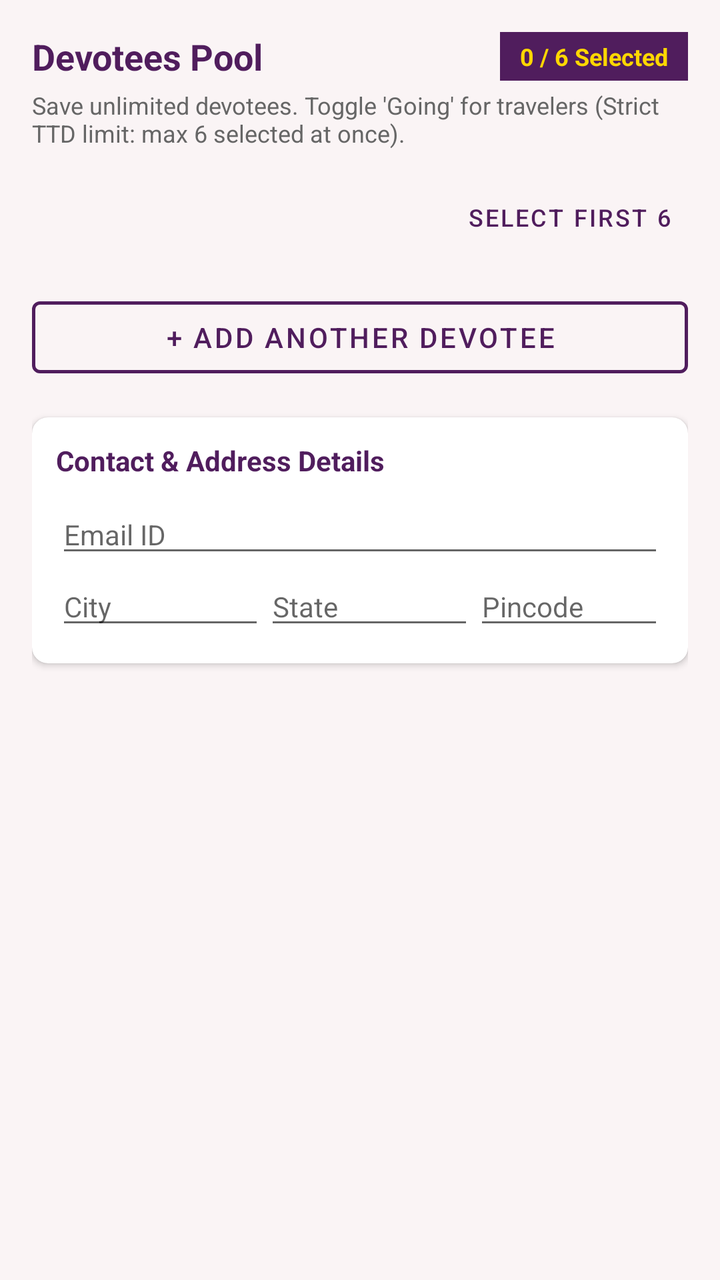
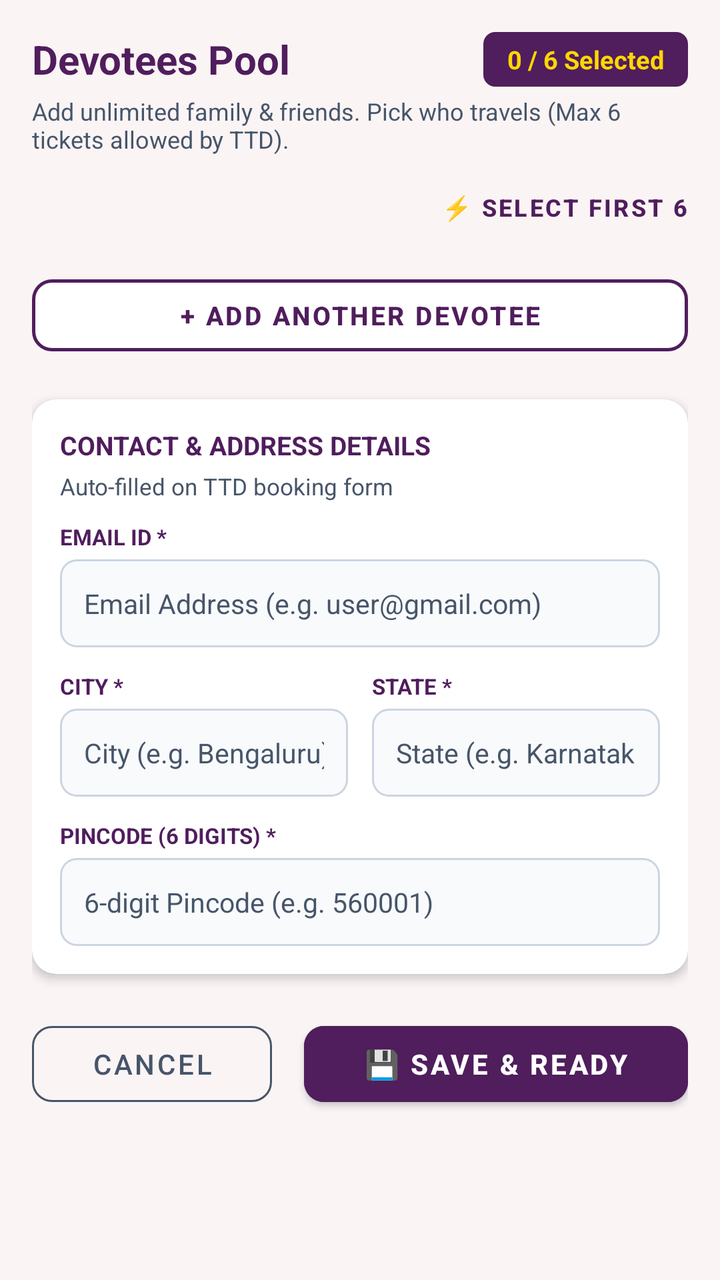

An Android layout rendered at two revisions. The XML below is the earlier revision; the diff shows what the commit changed to produce the second picture.
<!-- AndroidManifest.xml: application theme Theme.TTDFastFill -->
<!-- res/layout/dialog_devotees.xml -->
<?xml version="1.0" encoding="utf-8"?>
<ScrollView xmlns:android="http://schemas.android.com/apk/res/android"
    xmlns:app="http://schemas.android.com/apk/res-auto"
    android:layout_width="match_parent"
    android:layout_height="wrap_content"
    android:background="@color/background_light"
    android:padding="16dp">

    <LinearLayout
        android:layout_width="match_parent"
        android:layout_height="wrap_content"
        android:orientation="vertical">

        <LinearLayout
            android:layout_width="match_parent"
            android:layout_height="wrap_content"
            android:gravity="center_vertical"
            android:orientation="horizontal">

            <TextView
                android:layout_width="0dp"
                android:layout_height="wrap_content"
                android:layout_weight="1"
                android:text="Devotees Pool"
                android:textColor="@color/purple_ttd"
                android:textSize="18sp"
                android:textStyle="bold" />

            <TextView
                android:id="@+id/tv_active_count"
                android:layout_width="wrap_content"
                android:layout_height="wrap_content"
                android:background="@color/purple_ttd"
                android:paddingHorizontal="10dp"
                android:paddingVertical="4dp"
                android:text="0 / 6 Selected"
                android:textColor="@color/gold"
                android:textSize="12sp"
                android:textStyle="bold" />
        </LinearLayout>

        <TextView
            android:layout_width="match_parent"
            android:layout_height="wrap_content"
            android:layout_marginTop="4dp"
            android:layout_marginBottom="10dp"
            android:text="Save unlimited devotees. Toggle 'Going' for travelers (Strict TTD limit: max 6 selected at once)."
            android:textColor="#666666"
            android:textSize="12sp" />

        
        <LinearLayout
            android:layout_width="match_parent"
            android:layout_height="wrap_content"
            android:layout_marginBottom="12dp"
            android:gravity="end"
            android:orientation="horizontal">

            <Button
                android:id="@+id/btn_toggle_selection"
                style="@style/Widget.MaterialComponents.Button.TextButton"
                android:layout_width="wrap_content"
                android:layout_height="wrap_content"
                android:text="Select First 6"
                android:textColor="@color/purple_ttd"
                android:textSize="12sp" />
        </LinearLayout>

        
        <LinearLayout
            android:id="@+id/ll_devotees_container"
            android:layout_width="match_parent"
            android:layout_height="wrap_content"
            android:orientation="vertical" />

        
        <com.google.android.material.button.MaterialButton
            android:id="@+id/btn_add_devotee"
            style="@style/Widget.MaterialComponents.Button.OutlinedButton"
            android:layout_width="match_parent"
            android:layout_height="48dp"
            android:layout_marginBottom="16dp"
            android:text="+ Add Another Devotee"
            android:textColor="@color/purple_ttd"
            app:strokeColor="@color/purple_ttd"
            app:strokeWidth="1.5dp" />

        
        <androidx.cardview.widget.CardView
            android:layout_width="match_parent"
            android:layout_height="wrap_content"
            android:layout_marginBottom="16dp"
            app:cardCornerRadius="8dp"
            app:cardElevation="2dp">

            <LinearLayout
                android:layout_width="match_parent"
                android:layout_height="wrap_content"
                android:orientation="vertical"
                android:padding="12dp">

                <TextView
                    android:layout_width="match_parent"
                    android:layout_height="wrap_content"
                    android:paddingBottom="8dp"
                    android:text="Contact &amp; Address Details"
                    android:textColor="@color/purple_ttd"
                    android:textStyle="bold" />

                <EditText
                    android:id="@+id/et_email"
                    android:layout_width="match_parent"
                    android:layout_height="wrap_content"
                    android:hint="Email ID"
                    android:inputType="textEmailAddress"
                    android:textSize="14sp" />

                <LinearLayout
                    android:layout_width="match_parent"
                    android:layout_height="wrap_content"
                    android:orientation="horizontal">

                    <EditText
                        android:id="@+id/et_city"
                        android:layout_width="0dp"
                        android:layout_height="wrap_content"
                        android:layout_weight="1"
                        android:hint="City"
                        android:textSize="14sp" />

                    <EditText
                        android:id="@+id/et_state"
                        android:layout_width="0dp"
                        android:layout_height="wrap_content"
                        android:layout_weight="1"
                        android:hint="State"
                        android:textSize="14sp" />

                    <EditText
                        android:id="@+id/et_pincode"
                        android:layout_width="95dp"
                        android:layout_height="wrap_content"
                        android:hint="Pincode"
                        android:inputType="number"
                        android:maxLength="6"
                        android:textSize="14sp" />
                </LinearLayout>
            </LinearLayout>
        </androidx.cardview.widget.CardView>

    </LinearLayout>
</ScrollView>
<!-- resources referenced by this layout -->
<resources>
  <color name="background_light">#FAF4F5</color>
  <color name="gold">#FFD700</color>
  <color name="purple_ttd">#501D5D</color>
  <style name="Theme.TTDFastFill" parent="Theme.MaterialComponents.DayNight.NoActionBar">
          <item name="colorPrimary">@color/purple_ttd</item>
          <item name="colorPrimaryVariant">@color/purple_dark</item>
          <item name="colorOnPrimary">@color/white</item>
          <item name="android:statusBarColor">@color/purple_ttd</item>
          <item name="android:navigationBarColor">@color/purple_ttd</item>
      </style>
  <color name="purple_dark">#3C1247</color>
  <color name="white">#FFFFFFFF</color>
</resources>

<!-- the commit's change to res/layout/dialog_devotees.xml (unified diff, before → after) -->
@@ -4,18 +4,21 @@
     android:layout_width="match_parent"
     android:layout_height="wrap_content"
     android:background="@color/background_light"
-    android:padding="16dp">
+    android:fillViewport="true">
 
     <LinearLayout
         android:layout_width="match_parent"
         android:layout_height="wrap_content"
-        android:orientation="vertical">
-
+        android:orientation="vertical"
+        android:padding="16dp">
+
+        
         <LinearLayout
             android:layout_width="match_parent"
             android:layout_height="wrap_content"
             android:gravity="center_vertical"
-            android:orientation="horizontal">
+            android:orientation="horizontal"
+            android:paddingBottom="4dp">
 
             <TextView
                 android:layout_width="0dp"
@@ -23,49 +26,50 @@
                 android:layout_weight="1"
                 android:text="Devotees Pool"
                 android:textColor="@color/purple_ttd"
-                android:textSize="18sp"
+                android:textSize="20sp"
                 android:textStyle="bold" />
 
             <TextView
                 android:id="@+id/tv_active_count"
                 android:layout_width="wrap_content"
                 android:layout_height="wrap_content"
-                android:background="@color/purple_ttd"
-                android:paddingHorizontal="10dp"
-                android:paddingVertical="4dp"
+                android:background="@drawable/bg_badge_devotee"
+                android:paddingHorizontal="12dp"
+                android:paddingVertical="5dp"
                 android:text="0 / 6 Selected"
                 android:textColor="@color/gold"
+                android:textSize="12.5sp"
+                android:textStyle="bold" />
+        </LinearLayout>
+
+        <TextView
+            android:layout_width="match_parent"
+            android:layout_height="wrap_content"
+            android:layout_marginBottom="8dp"
+            android:text="Add unlimited family &amp; friends. Pick who travels (Max 6 tickets allowed by TTD)."
+            android:textColor="@color/text_secondary"
+            android:textSize="12sp" />
+
+        
+        <LinearLayout
+            android:layout_width="match_parent"
+            android:layout_height="wrap_content"
+            android:layout_marginBottom="12dp"
+            android:gravity="end"
+            android:orientation="horizontal">
+
+            <com.google.android.material.button.MaterialButton
+                android:id="@+id/btn_toggle_selection"
+                style="@style/Widget.MaterialComponents.Button.TextButton"
+                android:layout_width="wrap_content"
+                android:layout_height="36dp"
+                android:padding="0dp"
+                android:text="⚡ Select First 6"
+                android:textColor="@color/purple_ttd"
                 android:textSize="12sp"
                 android:textStyle="bold" />
         </LinearLayout>
 
-        <TextView
-            android:layout_width="match_parent"
-            android:layout_height="wrap_content"
-            android:layout_marginTop="4dp"
-            android:layout_marginBottom="10dp"
-            android:text="Save unlimited devotees. Toggle 'Going' for travelers (Strict TTD limit: max 6 selected at once)."
-            android:textColor="#666666"
-            android:textSize="12sp" />
-
-        
-        <LinearLayout
-            android:layout_width="match_parent"
-            android:layout_height="wrap_content"
-            android:layout_marginBottom="12dp"
-            android:gravity="end"
-            android:orientation="horizontal">
-
-            <Button
-                android:id="@+id/btn_toggle_selection"
-                style="@style/Widget.MaterialComponents.Button.TextButton"
-                android:layout_width="wrap_content"
-                android:layout_height="wrap_content"
-                android:text="Select First 6"
-                android:textColor="@color/purple_ttd"
-                android:textSize="12sp" />
-        </LinearLayout>
-
         
         <LinearLayout
             android:id="@+id/ll_devotees_container"
@@ -79,9 +83,13 @@
             style="@style/Widget.MaterialComponents.Button.OutlinedButton"
             android:layout_width="match_parent"
             android:layout_height="48dp"
-            android:layout_marginBottom="16dp"
-            android:text="+ Add Another Devotee"
+            android:layout_marginBottom="18dp"
+            android:backgroundTint="@color/white"
+            android:text="+ ADD ANOTHER DEVOTEE"
             android:textColor="@color/purple_ttd"
+            android:textSize="13sp"
+            android:textStyle="bold"
+            app:cornerRadius="10dp"
             app:strokeColor="@color/purple_ttd"
             app:strokeWidth="1.5dp" />
 
@@ -89,64 +97,183 @@
         <androidx.cardview.widget.CardView
             android:layout_width="match_parent"
             android:layout_height="wrap_content"
-            android:layout_marginBottom="16dp"
-            app:cardCornerRadius="8dp"
-            app:cardElevation="2dp">
+            android:layout_marginBottom="20dp"
+            app:cardBackgroundColor="@color/card_bg"
+            app:cardCornerRadius="12dp"
+            app:cardElevation="3dp"
+            app:strokeColor="@color/card_border"
+            app:strokeWidth="1.5dp">
 
             <LinearLayout
                 android:layout_width="match_parent"
                 android:layout_height="wrap_content"
                 android:orientation="vertical"
-                android:padding="12dp">
-
-                <TextView
-                    android:layout_width="match_parent"
-                    android:layout_height="wrap_content"
-                    android:paddingBottom="8dp"
-                    android:text="Contact &amp; Address Details"
+                android:padding="14dp">
+
+                <TextView
+                    android:layout_width="match_parent"
+                    android:layout_height="wrap_content"
+                    android:paddingBottom="4dp"
+                    android:text="CONTACT &amp; ADDRESS DETAILS"
                     android:textColor="@color/purple_ttd"
+                    android:textSize="13sp"
+                    android:textStyle="bold" />
+
+                <TextView
+                    android:layout_width="match_parent"
+                    android:layout_height="wrap_content"
+                    android:layout_marginBottom="10dp"
+                    android:text="Auto-filled on TTD booking form"
+                    android:textColor="@color/text_secondary"
+                    android:textSize="11.5sp" />
+
+                
+                <TextView
+                    android:layout_width="match_parent"
+                    android:layout_height="wrap_content"
+                    android:layout_marginBottom="4dp"
+                    android:text="EMAIL ID *"
+                    android:textColor="@color/purple_ttd"
+                    android:textSize="11sp"
                     android:textStyle="bold" />
 
                 <EditText
                     android:id="@+id/et_email"
                     android:layout_width="match_parent"
-                    android:layout_height="wrap_content"
-                    android:hint="Email ID"
+                    android:layout_height="44dp"
+                    android:layout_marginBottom="12dp"
+                    android:background="@drawable/bg_input_rounded"
+                    android:hint="Email Address (e.g. user@gmail.com)"
                     android:inputType="textEmailAddress"
-                    android:textSize="14sp" />
-
+                    android:paddingHorizontal="12dp"
+                    android:textColor="@color/text_primary"
+                    android:textColorHint="@color/text_secondary"
+                    android:textSize="13.5sp" />
+
+                
                 <LinearLayout
                     android:layout_width="match_parent"
                     android:layout_height="wrap_content"
+                    android:layout_marginBottom="12dp"
                     android:orientation="horizontal">
 
-                    <EditText
-                        android:id="@+id/et_city"
+                    <LinearLayout
                         android:layout_width="0dp"
                         android:layout_height="wrap_content"
+                        android:layout_marginEnd="6dp"
                         android:layout_weight="1"
-                        android:hint="City"
-                        android:textSize="14sp" />
-
-                    <EditText
-                        android:id="@+id/et_state"
+                        android:orientation="vertical">
+
+                        <TextView
+                            android:layout_width="match_parent"
+                            android:layout_height="wrap_content"
+                            android:layout_marginBottom="4dp"
+                            android:text="CITY *"
+                            android:textColor="@color/purple_ttd"
+                            android:textSize="11sp"
+                            android:textStyle="bold" />
+
+                        <EditText
+                            android:id="@+id/et_city"
+                            android:layout_width="match_parent"
+                            android:layout_height="44dp"
+                            android:background="@drawable/bg_input_rounded"
+                            android:hint="City (e.g. Bengaluru)"
+                            android:inputType="textCapWords"
+                            android:paddingHorizontal="12dp"
+                            android:textColor="@color/text_primary"
+                            android:textColorHint="@color/text_secondary"
+                            android:textSize="13.5sp" />
+                    </LinearLayout>
+
+                    <LinearLayout
                         android:layout_width="0dp"
                         android:layout_height="wrap_content"
+                        android:layout_marginStart="6dp"
                         android:layout_weight="1"
-                        android:hint="State"
-                        android:textSize="14sp" />
-
-                    <EditText
-                        android:id="@+id/et_pincode"
-                        android:layout_width="95dp"
-                        android:layout_height="wrap_content"
-                        android:hint="Pincode"
-                        android:inputType="number"
-                        android:maxLength="6"
-                        android:textSize="14sp" />
+                        android:orientation="vertical">
+
+                        <TextView
+                            android:layout_width="match_parent"
+                            android:layout_height="wrap_content"
+                            android:layout_marginBottom="4dp"
+                            android:text="STATE *"
+                            android:textColor="@color/purple_ttd"
+                            android:textSize="11sp"
+                            android:textStyle="bold" />
+
+                        <EditText
+                            android:id="@+id/et_state"
+                            android:layout_width="match_parent"
+                            android:layout_height="44dp"
+                            android:background="@drawable/bg_input_rounded"
+                            android:hint="State (e.g. Karnataka)"
+                            android:inputType="textCapWords"
+                            android:paddingHorizontal="12dp"
+                            android:textColor="@color/text_primary"
+                            android:textColorHint="@color/text_secondary"
+                            android:textSize="13.5sp" />
+                    </LinearLayout>
                 </LinearLayout>
+
+                
+                <TextView
+                    android:layout_width="match_parent"
+                    android:layout_height="wrap_content"
+                    android:layout_marginBottom="4dp"
+                    android:text="PINCODE (6 DIGITS) *"
+                    android:textColor="@color/purple_ttd"
+                    android:textSize="11sp"
+                    android:textStyle="bold" />
+
+                <EditText
+                    android:id="@+id/et_pincode"
+                    android:layout_width="match_parent"
+                    android:layout_height="44dp"
+                    android:background="@drawable/bg_input_rounded"
+                    android:hint="6-digit Pincode (e.g. 560001)"
+                    android:inputType="number"
+                    android:maxLength="6"
+                    android:paddingHorizontal="12dp"
+                    android:textColor="@color/text_primary"
+                    android:textColorHint="@color/text_secondary"
+                    android:textSize="13.5sp" />
             </LinearLayout>
         </androidx.cardview.widget.CardView>
 
+        
+        <LinearLayout
+            android:layout_width="match_parent"
+            android:layout_height="wrap_content"
+            android:orientation="horizontal"
+            android:paddingBottom="8dp">
+
+            <com.google.android.material.button.MaterialButton
+                android:id="@+id/btn_dialog_cancel"
+                style="@style/Widget.MaterialComponents.Button.OutlinedButton"
+                android:layout_width="0dp"
+                android:layout_height="50dp"
+                android:layout_marginEnd="8dp"
+                android:layout_weight="1"
+                android:text="Cancel"
+                android:textColor="@color/text_secondary"
+                app:cornerRadius="10dp"
+                app:strokeColor="@color/text_secondary"
+                app:strokeWidth="1dp" />
+
+            <com.google.android.material.button.MaterialButton
+                android:id="@+id/btn_dialog_save"
+                android:layout_width="0dp"
+                android:layout_height="50dp"
+                android:layout_marginStart="8dp"
+                android:layout_weight="1.6"
+                android:backgroundTint="@color/purple_ttd"
+                android:text="💾 SAVE &amp; READY"
+                android:textColor="@color/white"
+                android:textSize="14sp"
+                android:textStyle="bold"
+                app:cornerRadius="10dp" />
+        </LinearLayout>
+
     </LinearLayout>
 </ScrollView>
<!-- resource entries referenced after the edit -->
@@ -1,16 +1,48 @@
 <!-- resources referenced by this layout -->
 <resources>
   <color name="background_light">#FAF4F5</color>
+  <color name="card_bg">#FFFFFFFF</color>
+  <color name="card_border">#E2D5E5</color>
   <color name="gold">#FFD700</color>
   <color name="purple_ttd">#501D5D</color>
-  <style name="Theme.TTDFastFill" parent="Theme.MaterialComponents.DayNight.NoActionBar">
+  <color name="text_primary">#0F172A</color>
+  <color name="text_secondary">#475569</color>
+  <color name="white">#FFFFFFFF</color>
+  <!-- drawable bg_badge_devotee (drawable) -->
+  <?xml version="1.0" encoding="utf-8"?>
+  <shape xmlns:android="http://schemas.android.com/apk/res/android"
+      android:shape="rectangle">
+      <solid android:color="@color/purple_ttd" />
+      <corners android:radius="6dp" />
+  </shape>
+  <!-- drawable bg_input_rounded (drawable) -->
+  <?xml version="1.0" encoding="utf-8"?>
+  <shape xmlns:android="http://schemas.android.com/apk/res/android"
+      android:shape="rectangle">
+      <solid android:color="@color/input_bg" />
+      <stroke android:width="1dp" android:color="@color/input_border" />
+      <corners android:radius="8dp" />
+  </shape>
+  <style name="Theme.TTDFastFill" parent="Theme.MaterialComponents.Light.NoActionBar">
           <item name="colorPrimary">@color/purple_ttd</item>
           <item name="colorPrimaryVariant">@color/purple_dark</item>
           <item name="colorOnPrimary">@color/white</item>
+          <item name="colorSecondary">@color/gold</item>
           <item name="android:statusBarColor">@color/purple_ttd</item>
           <item name="android:navigationBarColor">@color/purple_ttd</item>
+          <item name="android:windowBackground">@color/background_light</item>
+          <item name="alertDialogTheme">@style/Theme.TTDFastFill.Dialog</item>
       </style>
+  <color name="input_bg">#F8FAFC</color>
+  <color name="input_border">#CBD5E1</color>
   <color name="purple_dark">#3C1247</color>
-  <color name="white">#FFFFFFFF</color>
+  <style name="Theme.TTDFastFill.Dialog" parent="Theme.MaterialComponents.Light.Dialog.Alert">
+          <item name="colorPrimary">@color/purple_ttd</item>
+          <item name="colorSecondary">@color/gold</item>
+          <item name="colorSurface">@color/white</item>
+          <item name="android:colorBackground">@color/white</item>
+          <item name="android:textColorPrimary">@color/text_primary</item>
+          <item name="android:textColorSecondary">@color/text_secondary</item>
+      </style>
 </resources>
 
